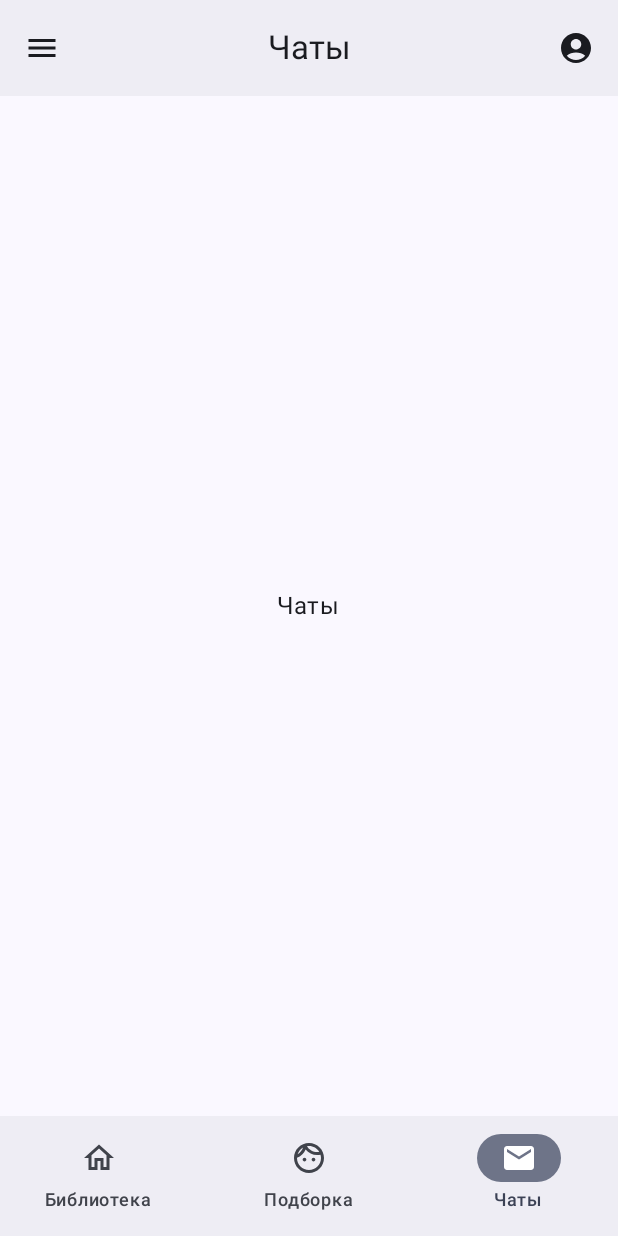
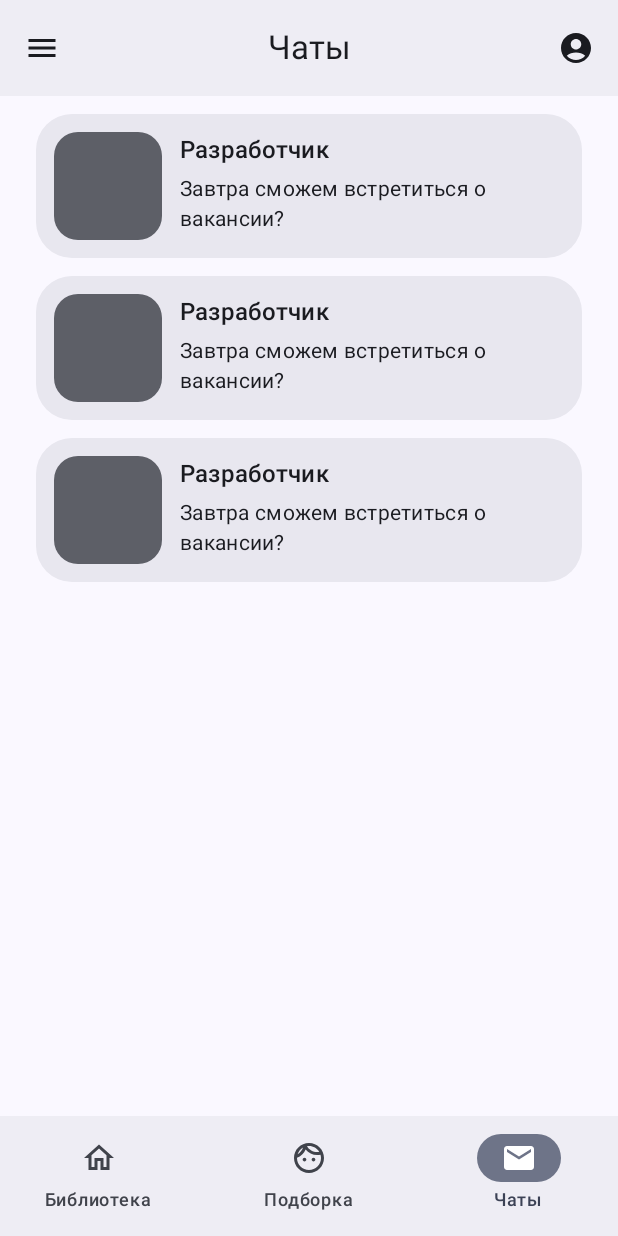
Before and after one commit to Shindze/TeamFinderKotlin, an Android app built with Jetpack Compose: the screen it shows after launch (MainActivity), item 3 of the bottom bar chosen, on a phone screen of 412 x 824 dp. Run offline under Robolectric (Android 15) with nearby library versions, the phone set to English and light mode, and no system bars; our stand-ins replace accompanist.

Commit message:
ADD: chats and chat screens

```diff
--- a/app/src/main/java/com/example/teamfinder/DrawerNavigation.kt
+++ b/app/src/main/java/com/example/teamfinder/DrawerNavigation.kt
@@ -198,7 +198,7 @@ fun DrawerShell(navigation: NavHostController) {
                 when (selectedBottomItem) {
                     0 -> LibraryScreen(scope, drawerState, sheetState)
                     1 -> TinderLikeScreen()
-                    2 -> ChatsScreen()
+                    2 -> ChatsScreen(navigation)
                 }
             }
         }
--- a/app/src/main/java/com/example/teamfinder/MainActivity.kt
+++ b/app/src/main/java/com/example/teamfinder/MainActivity.kt
@@ -14,6 +14,7 @@ import androidx.navigation.compose.NavHost
 import androidx.navigation.compose.composable
 import androidx.navigation.compose.rememberNavController
 import com.example.teamfinder.screens.SettingsScreen
+import com.example.teamfinder.screens.chatScreen
 import com.example.teamfinder.ui.theme.TeamFinderTheme
 import com.google.accompanist.systemuicontroller.rememberSystemUiController
 
@@ -24,27 +25,31 @@ class MainActivity : ComponentActivity() {
     override fun onCreate(savedInstanceState: Bundle?) {
         super.onCreate(savedInstanceState)
         setContent {
-            val navController = rememberNavController()
-
             TeamFinderTheme {
                 val systemUiController = rememberSystemUiController()
-
                 systemUiController.setSystemBarsColor(
                     color = MaterialTheme.colorScheme.surfaceContainer
                 )
 
+                val navController = rememberNavController()
                 NavHost(
-                    navController = navController,
-                    startDestination = "start_screen"
+                    navController = navController, startDestination = "start_screen"
                 ) {
-                    composable("start_screen") {
+                    composable(START_SCREEN) {
                         DrawerShell(navController)
                     }
-                    composable("settings_screen") {
+                    composable(SETTINGS_SCREEN) {
                         SettingsScreen(navController)
+                    }
+                    composable(CHAT_SCREEN) {
+                        chatScreen(navController)
                     }
                 }
             }
         }
     }
 }
+
+const val START_SCREEN = "start_screen"
+const val SETTINGS_SCREEN = "settings_screen"
+const val CHAT_SCREEN = "chat_screen"
--- a/app/src/main/java/com/example/teamfinder/datastore/WorkDataClass.kt
+++ b/app/src/main/java/com/example/teamfinder/datastore/WorkDataClass.kt
@@ -3,3 +3,31 @@ package com.example.teamfinder.datastore
 data class WorkDataClass(val workName: String, val workDescription: String, val workTag: String) {
 
 }
+
+val works = listOf(
+    WorkDataClass(
+        workName = "Разработчик",
+        workDescription = "Требуется создатель моделей в 3д",
+        workTag = "Game"
+    ),
+    WorkDataClass(
+        workName = "Создатель",
+        workDescription = "Мы ищем того, кто будет творить!",
+        workTag = "Other"
+    ),
+    WorkDataClass(
+        workName = "Игрок",
+        workDescription = "Хочешь поиграть? Тебе к нам!",
+        workTag = "Game"
+    ),
+    WorkDataClass(
+        workName = "Водитель",
+        workDescription = "Ищем водителей категории B",
+        workTag = "Other"
+    ),
+    WorkDataClass(
+        workName = "Разработчик",
+        workDescription = "Требуется создатель моделей в 3д",
+        workTag = "Game"
+    ),
+)
--- a/app/src/main/java/com/example/teamfinder/screens/ChatsScreen.kt
+++ b/app/src/main/java/com/example/teamfinder/screens/ChatsScreen.kt
@@ -1,20 +1,88 @@
 package com.example.teamfinder.screens
 
-import androidx.compose.foundation.layout.Arrangement
+import android.annotation.SuppressLint
+import androidx.compose.foundation.background
+import androidx.compose.foundation.clickable
+import androidx.compose.foundation.layout.Box
 import androidx.compose.foundation.layout.Column
+import androidx.compose.foundation.layout.Row
+import androidx.compose.foundation.layout.fillMaxHeight
 import androidx.compose.foundation.layout.fillMaxSize
+import androidx.compose.foundation.layout.fillMaxWidth
+import androidx.compose.foundation.layout.height
+import androidx.compose.foundation.layout.padding
+import androidx.compose.foundation.layout.size
+import androidx.compose.foundation.layout.width
+import androidx.compose.foundation.shape.RoundedCornerShape
+import androidx.compose.material3.MaterialTheme
+import androidx.compose.material3.Scaffold
 import androidx.compose.material3.Text
 import androidx.compose.runtime.Composable
-import androidx.compose.ui.Alignment
 import androidx.compose.ui.Modifier
+import androidx.compose.ui.draw.clip
+import androidx.compose.ui.text.style.TextOverflow
+import androidx.compose.ui.unit.dp
+import androidx.navigation.NavHostController
+import com.example.teamfinder.CHAT_SCREEN
+
+@SuppressLint("UnusedMaterial3ScaffoldPaddingParameter")
+@Composable
+fun ChatsScreen(navController: NavHostController) {
+
+    Scaffold {
+        Column(
+            Modifier
+                .fillMaxSize()
+                .padding(horizontal = 24.dp),
+        ) {
+            repeat(3) {
+                chatButton(navController)
+            }
+        }
+    }
+}
 
 @Composable
-fun ChatsScreen() {
-    Column(
-        Modifier.fillMaxSize(),
-        horizontalAlignment = Alignment.CenterHorizontally,
-        verticalArrangement = Arrangement.Center
+fun chatButton(navController: NavHostController) {
+    Box(Modifier.size(12.dp)) {}
+    Box(
+        Modifier
+            .fillMaxWidth()
+            .height(96.dp)
+            .clip(RoundedCornerShape(24.dp))
+            .background(MaterialTheme.colorScheme.surfaceContainerHigh)
+            .clickable {
+                navController.navigate(CHAT_SCREEN)
+            }
     ) {
-        Text(text = "Чаты")
+        Row(
+            Modifier
+                .fillMaxSize()
+                .padding(12.dp)
+        ) {
+            Box(
+                Modifier
+                    .fillMaxHeight()
+                    .width(72.dp)
+                    .clip(RoundedCornerShape(16.dp))
+                    .background(MaterialTheme.colorScheme.outline)
+            )
+            Box(Modifier.width(12.dp))
+            Column(Modifier.fillMaxSize()) {
+                Text(
+                    overflow = TextOverflow.Ellipsis,
+                    maxLines = 2,
+                    text = "Разработчик",
+                    style = MaterialTheme.typography.titleMedium
+                )
+                Box(Modifier.height(4.dp))
+                Text(
+                    overflow = TextOverflow.Ellipsis,
+                    maxLines = 2,
+                    text = "Завтра сможем встретиться о вакансии?",
+                    style = MaterialTheme.typography.bodyMedium
+                )
+            }
+        }
     }
 }
--- a/app/src/main/java/com/example/teamfinder/screens/LibraryScreen.kt
+++ b/app/src/main/java/com/example/teamfinder/screens/LibraryScreen.kt
@@ -33,6 +33,7 @@ import androidx.compose.ui.text.style.TextAlign
 import androidx.compose.ui.text.style.TextOverflow
 import androidx.compose.ui.unit.dp
 import com.example.teamfinder.datastore.WorkDataClass
+import com.example.teamfinder.datastore.works
 import kotlinx.coroutines.CoroutineScope
 import kotlinx.coroutines.launch
 
@@ -40,34 +41,6 @@ data class BottomNavItem(
     val title: String,
     val selectedIcon: ImageVector,
     val unselectedIcon: ImageVector,
-)
-
-val works = listOf(
-    WorkDataClass(
-        workName = "Разработчик",
-        workDescription = "Требуется создатель моделей в 3д",
-        workTag = "Game"
-    ),
-    WorkDataClass(
-        workName = "Создатель",
-        workDescription = "Мы ищем того, кто будет творить!",
-        workTag = "Other"
-    ),
-    WorkDataClass(
-        workName = "Игрок",
-        workDescription = "Хочешь поиграть? Тебе к нам!",
-        workTag = "Game"
-    ),
-    WorkDataClass(
-        workName = "Водитель",
-        workDescription = "Ищем водителей категории B",
-        workTag = "Other"
-    ),
-    WorkDataClass(
-        workName = "Разработчик",
-        workDescription = "Требуется создатель моделей в 3д",
-        workTag = "Game"
-    ),
 )
 
 @OptIn(ExperimentalMaterial3Api::class)
```
Also changed, not shown: app/src/main/java/com/example/teamfinder/screens/ChatScreen.kt (added, +59 -0 lines).
